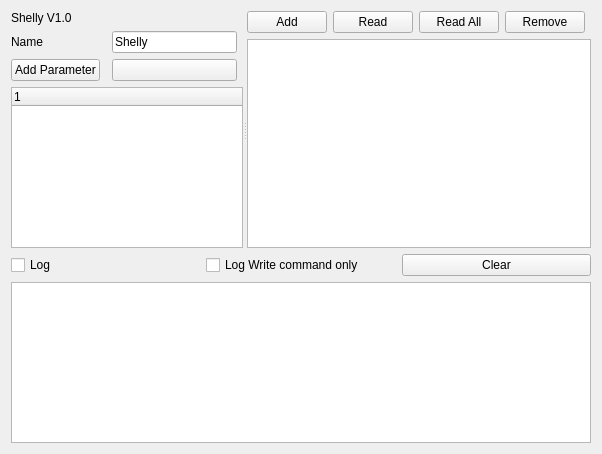
Above: Shelly.ui from RemyLogisDom/Shelly before the change. Below: the same form after it.
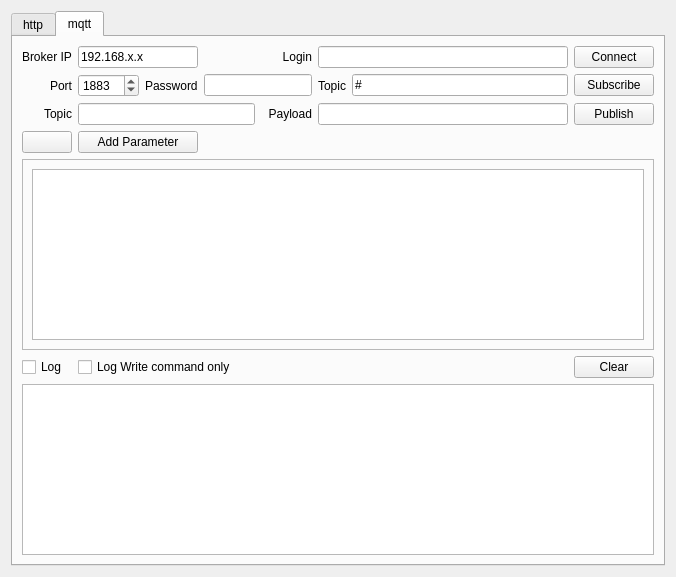
That is the form after the change. The open tabs and pages were chosen to show the change. Icons and pictures are not drawn.

Diff of the .ui file:
```diff
--- a/Shelly.ui
+++ b/Shelly.ui
@@ -6,14 +6,30 @@
    <rect>
     <x>0</x>
     <y>0</y>
-    <width>602</width>
-    <height>454</height>
+    <width>676</width>
+    <height>577</height>
    </rect>
   </property>
+  <property name="sizePolicy">
+   <sizepolicy hsizetype="MinimumExpanding" vsizetype="Preferred">
+    <horstretch>0</horstretch>
+    <verstretch>0</verstretch>
+   </sizepolicy>
+  </property>
   <property name="windowTitle">
    <string>Add Icons</string>
   </property>
   <layout class="QGridLayout" name="gridLayout">
+   <item row="0" column="0">
+    <widget class="QTabWidget" name="tabWidget">
+     <property name="currentIndex">
+      <number>0</number>
+     </property>
+     <widget class="QWidget" name="http">
+      <attribute name="title">
+       <string>http</string>
+      </attribute>
+      <layout class="QGridLayout" name="gridLayout_2">
    <item row="0" column="0" colspan="3">
     <widget class="QSplitter" name="splitter">
      <property name="orientation">
@@ -34,7 +50,7 @@
        <item row="0" column="0" colspan="3">
         <widget class="QLabel" name="labelInterfaceName">
          <property name="text">
-          <string>Shelly V1.0</string>
+              <string>Shelly V1.03</string>
          </property>
         </widget>
        </item>
@@ -47,7 +63,20 @@
          </column>
         </widget>
        </item>
-       <item row="1" column="2">
+           <item row="2" column="3">
+            <spacer name="horizontalSpacer">
+             <property name="orientation">
+              <enum>Qt::Horizontal</enum>
+             </property>
+             <property name="sizeHint" stdset="0">
+              <size>
+               <width>40</width>
+               <height>20</height>
+              </size>
+             </property>
+            </spacer>
+           </item>
+           <item row="1" column="2" colspan="2">
         <widget class="QLineEdit" name="editName">
          <property name="text">
           <string>Shelly</string>
@@ -112,21 +141,21 @@
     </widget>
    </item>
    <item row="1" column="0">
-    <widget class="QCheckBox" name="checkBoxLog">
+        <widget class="QCheckBox" name="checkBoxHttpLog">
      <property name="text">
       <string>Log</string>
      </property>
     </widget>
    </item>
    <item row="1" column="1">
-    <widget class="QCheckBox" name="checkBoxWr10">
+        <widget class="QCheckBox" name="checkBoxWrite">
      <property name="text">
       <string>Log Write command only</string>
      </property>
     </widget>
    </item>
    <item row="1" column="2">
-    <widget class="QPushButton" name="pushButtonClearLog">
+        <widget class="QPushButton" name="pushButtonClearHttpLog">
      <property name="text">
       <string>Clear</string>
      </property>
@@ -137,7 +166,224 @@
      <property name="orientation">
       <enum>Qt::Horizontal</enum>
      </property>
-     <widget class="QTextEdit" name="logTxt"/>
+         <widget class="QTextEdit" name="logTxtHttp"/>
+        </widget>
+       </item>
+      </layout>
+     </widget>
+     <widget class="QWidget" name="mqtt">
+      <attribute name="title">
+       <string>mqtt</string>
+      </attribute>
+      <layout class="QGridLayout" name="gridLayout_6">
+       <item row="0" column="1" colspan="2">
+        <widget class="QLineEdit" name="lineEditHost">
+         <property name="text">
+          <string>192.168.x.x</string>
+         </property>
+        </widget>
+       </item>
+       <item row="6" column="0" colspan="8">
+        <widget class="QTextEdit" name="logTxtMqtt"/>
+       </item>
+       <item row="2" column="4">
+        <widget class="QLabel" name="label_6">
+         <property name="text">
+          <string>Payload</string>
+         </property>
+         <property name="alignment">
+          <set>Qt::AlignRight|Qt::AlignTrailing|Qt::AlignVCenter</set>
+         </property>
+        </widget>
+       </item>
+       <item row="0" column="7">
+        <widget class="QPushButton" name="buttonConnect">
+         <property name="text">
+          <string>Connect</string>
+         </property>
+        </widget>
+       </item>
+       <item row="0" column="0">
+        <widget class="QLabel" name="label">
+         <property name="text">
+          <string>Broker IP</string>
+         </property>
+        </widget>
+       </item>
+       <item row="5" column="1" colspan="4">
+        <widget class="QCheckBox" name="checkBoxWriteMqtt">
+         <property name="text">
+          <string>Log Write command only</string>
+         </property>
+        </widget>
+       </item>
+       <item row="1" column="7">
+        <widget class="QPushButton" name="buttonSubscribe">
+         <property name="text">
+          <string>Subscribe</string>
+         </property>
+        </widget>
+       </item>
+       <item row="1" column="3" colspan="2">
+        <widget class="QLineEdit" name="lineEditPassword">
+         <property name="text">
+          <string/>
+         </property>
+         <property name="echoMode">
+          <enum>QLineEdit::Password</enum>
+         </property>
+        </widget>
+       </item>
+       <item row="1" column="1">
+        <widget class="QSpinBox" name="spinBoxPort">
+         <property name="maximum">
+          <number>65535</number>
+         </property>
+         <property name="value">
+          <number>1883</number>
+         </property>
+        </widget>
+       </item>
+       <item row="3" column="1" colspan="2">
+        <widget class="QPushButton" name="pushButtonAddMqttParameter">
+         <property name="text">
+          <string>Add Parameter</string>
+         </property>
+        </widget>
+       </item>
+       <item row="2" column="7">
+        <widget class="QPushButton" name="buttonPublish">
+         <property name="text">
+          <string>Publish</string>
+         </property>
+        </widget>
+       </item>
+       <item row="4" column="0" colspan="8">
+        <widget class="QFrame" name="frame">
+         <property name="frameShape">
+          <enum>QFrame::StyledPanel</enum>
+         </property>
+         <property name="frameShadow">
+          <enum>QFrame::Raised</enum>
+         </property>
+         <layout class="QGridLayout" name="gridLayout_5">
+          <item row="0" column="0">
+           <widget class="QTableWidget" name="tableWidgetMqtt"/>
+          </item>
+         </layout>
+        </widget>
+       </item>
+       <item row="2" column="1" colspan="3">
+        <widget class="QLineEdit" name="lineEditCommandTopic">
+         <property name="minimumSize">
+          <size>
+           <width>0</width>
+           <height>0</height>
+          </size>
+         </property>
+         <property name="baseSize">
+          <size>
+           <width>0</width>
+           <height>0</height>
+          </size>
+         </property>
+         <property name="text">
+          <string/>
+         </property>
+        </widget>
+       </item>
+       <item row="1" column="5">
+        <widget class="QLabel" name="label_5">
+         <property name="text">
+          <string>Topic</string>
+         </property>
+        </widget>
+       </item>
+       <item row="3" column="0">
+        <widget class="QPushButton" name="pushButtonLockMqtt">
+         <property name="text">
+          <string/>
+         </property>
+         <property name="icon">
+          <iconset resource="ShellyPlugin.qrc">
+           <normaloff>:/images/lock.png</normaloff>:/images/lock.png</iconset>
+         </property>
+        </widget>
+       </item>
+       <item row="2" column="5" colspan="2">
+        <widget class="QLineEdit" name="lineEditPayLoad">
+         <property name="text">
+          <string/>
+         </property>
+        </widget>
+       </item>
+       <item row="2" column="0">
+        <widget class="QLabel" name="label_9">
+         <property name="text">
+          <string>Topic</string>
+         </property>
+         <property name="alignment">
+          <set>Qt::AlignRight|Qt::AlignTrailing|Qt::AlignVCenter</set>
+         </property>
+        </widget>
+       </item>
+       <item row="5" column="7">
+        <widget class="QPushButton" name="pushButtonClearMqttLog">
+         <property name="text">
+          <string>Clear</string>
+         </property>
+        </widget>
+       </item>
+       <item row="1" column="0">
+        <widget class="QLabel" name="label_2">
+         <property name="text">
+          <string>Port</string>
+         </property>
+         <property name="alignment">
+          <set>Qt::AlignRight|Qt::AlignTrailing|Qt::AlignVCenter</set>
+         </property>
+        </widget>
+       </item>
+       <item row="0" column="4">
+        <widget class="QLabel" name="label_7">
+         <property name="text">
+          <string>Login</string>
+         </property>
+         <property name="alignment">
+          <set>Qt::AlignRight|Qt::AlignTrailing|Qt::AlignVCenter</set>
+         </property>
+        </widget>
+       </item>
+       <item row="1" column="6">
+        <widget class="QLineEdit" name="lineEditSubTopic">
+         <property name="text">
+          <string>#</string>
+         </property>
+        </widget>
+       </item>
+       <item row="0" column="5" colspan="2">
+        <widget class="QLineEdit" name="lineEditUser">
+         <property name="text">
+          <string/>
+         </property>
+        </widget>
+       </item>
+       <item row="1" column="2">
+        <widget class="QLabel" name="label_8">
+         <property name="text">
+          <string>Password</string>
+         </property>
+        </widget>
+       </item>
+       <item row="5" column="0">
+        <widget class="QCheckBox" name="checkBoxMqttLog">
+         <property name="text">
+          <string>Log</string>
+         </property>
+        </widget>
+       </item>
+      </layout>
+     </widget>
     </widget>
    </item>
   </layout>
```
Left out of the diff: 42 changed lines with no effect on the pictures. Lines whose indentation alone changed are shown as unchanged.
